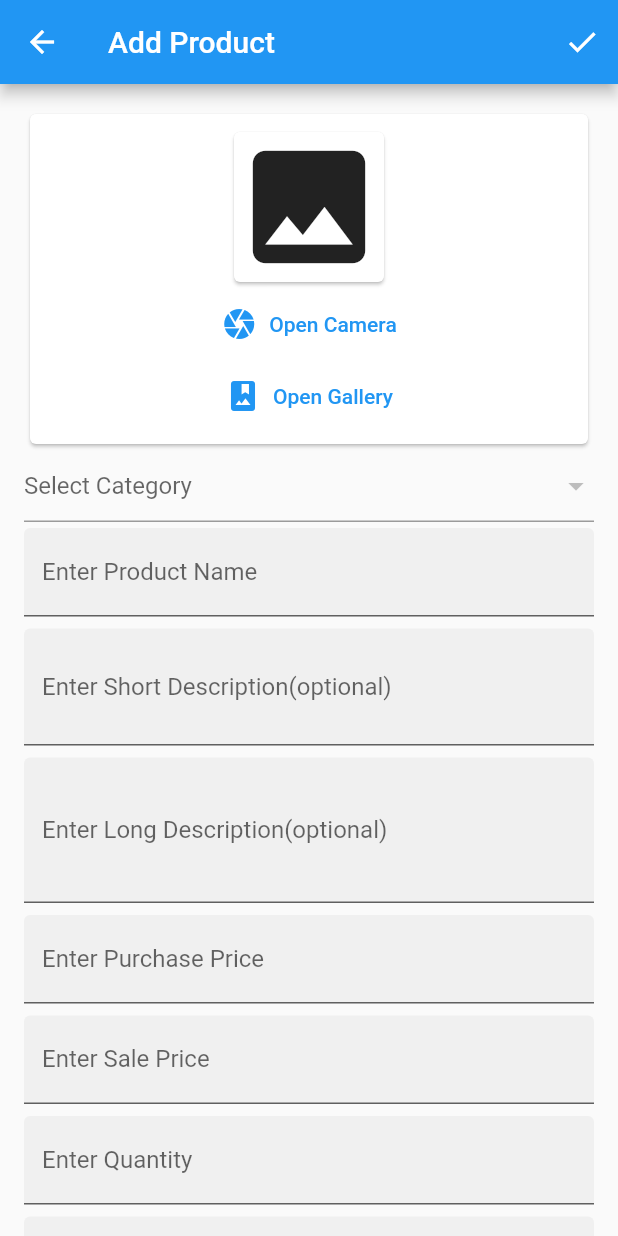
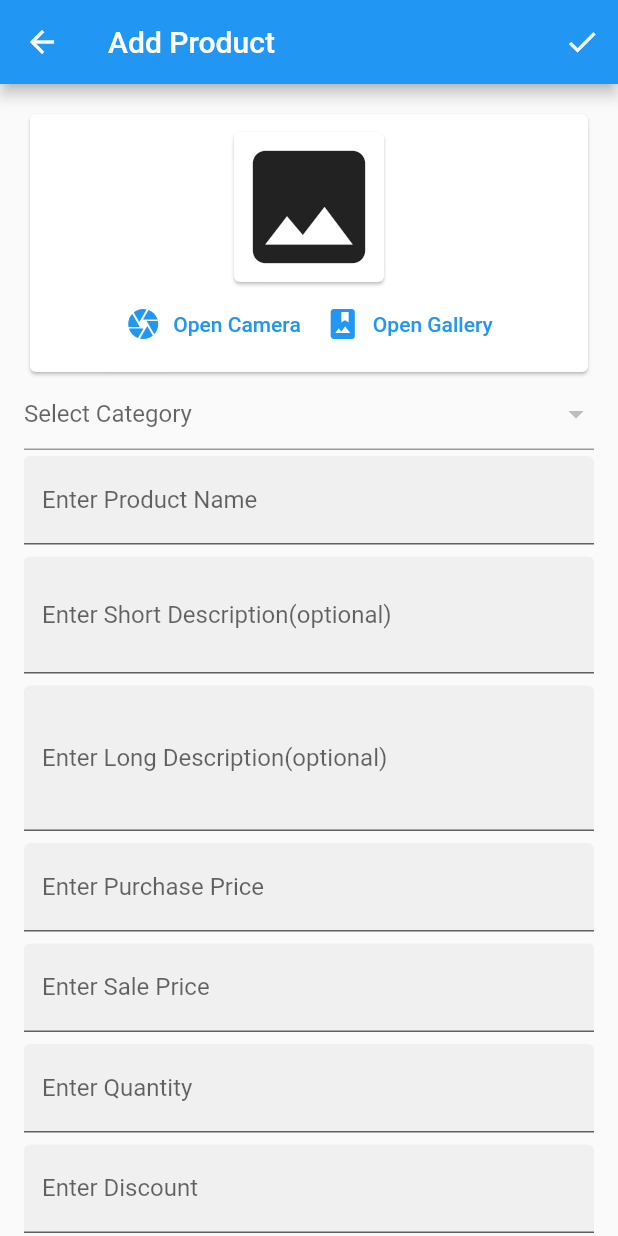
Before and after one commit to zahid2873/Ecommerce_app, a Flutter app: the AddProductPage screen opened by its route, on a phone screen of 412 x 824 dp. Run offline on Flutter 3.47's test engine with Material 2 defaults, Android fonts, the phone set to English and light mode, and no system bars; our stand-ins replace cached_network_image, cloud_firestore, connectivity_plus, firebase_auth, firebase_core, firebase_storage and 2 more; accounts and stored records are empty.

Commit message:
add product-1 commit

```diff
--- a/lib/pages/add_product_page.dart
+++ b/lib/pages/add_product_page.dart
@@ -7,6 +7,7 @@ import 'package:flutter/material.dart';
 import 'package:flutter_easyloading/flutter_easyloading.dart';
 import 'package:image_picker/image_picker.dart';
 import 'package:provider/provider.dart';
+
 //import 'package:image_picker_for_web/image_picker_for_web.dart' as pw;
 import '../models/category_model.dart';
 import '../models/purchase_model.dart';
@@ -110,7 +111,7 @@ class _AddProductPageState extends State<AddProductPage> {
                           ),
                   ),
                   Wrap(
-                    direction: getAxis(MediaQuery.of(context).size.width),
+                    direction: getAxis(MediaQuery.of(context).size.height),
                     crossAxisAlignment: WrapCrossAlignment.center,
                     children: [
                       TextButton.icon(
@@ -133,6 +134,8 @@ class _AddProductPageState extends State<AddProductPage> {
               ),
             ),
           ),
+          Consumer<ProductProvider>(
+            builder: (context, provider, child) =>
                 DropdownButtonFormField<CategoryModel>(
               hint: const Text('Select Category'),
               value: categoryModel,
@@ -143,12 +146,16 @@ class _AddProductPageState extends State<AddProductPage> {
                 }
                 return null;
               },
-            items: [],
+              items: provider.categoryList
+                  .map((catModel) => DropdownMenuItem(
+                      value: catModel, child: Text(catModel.categoryName)))
+                  .toList(),
               onChanged: (value) {
                 setState(() {
                   categoryModel = value;
                 });
               },
+            ),
           ),
           Padding(
             padding: const EdgeInsets.symmetric(vertical: 4.0),
@@ -292,16 +299,27 @@ class _AddProductPageState extends State<AddProductPage> {
               ),
             ),
           ),
-          ElevatedButton(
-            onPressed: _saveProduct,
-            child: const Text('SAVE'),
-          )
+          // ElevatedButton(
+          //   onPressed: _saveProduct,
+          //   child: const Text('SAVE'),
+          // )
         ],
       ),
     );
   }
 
-  void _selectDate() async {}
+  void _selectDate() async {
+    final selectedDate = await showDatePicker(
+        context: context,
+        initialDate: DateTime.now(),
+        firstDate: DateTime(DateTime.now().year - 5),
+        lastDate: DateTime.now());
+    if(selectedDate != null){
+      setState(() {
+        purchaseDate = selectedDate;
+      });
+    }
+  }
 
   void _getImage(ImageSource imageSource) async {
     final pickedImage = await ImagePicker().pickImage(
@@ -329,9 +347,7 @@ class _AddProductPageState extends State<AddProductPage> {
     if (_formKey.currentState!.validate()) {
       String? downloadUrl;
       EasyLoading.show(status: 'Please wait', dismissOnTap: false);
-      try {
-
-      } catch (error) {
+      try {} catch (error) {
         showMsg(context, 'Something went wrong ${error.toString()}');
         EasyLoading.dismiss();
         print(error.toString());
```
Lines whose indentation alone changed are shown as unchanged.
